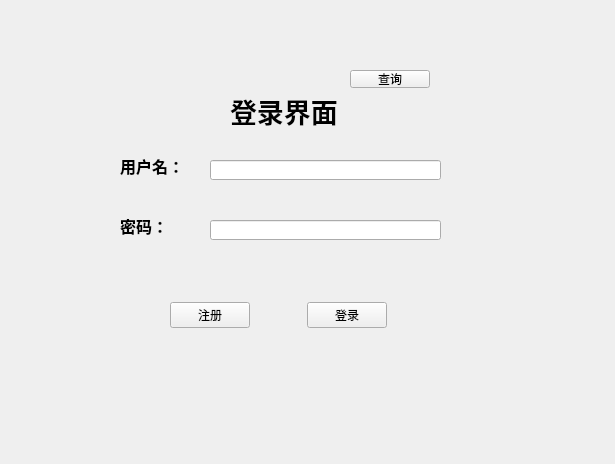
Above: loginWidget.ui from Axlashh/fake-noita before the change. Below: the same form after it.
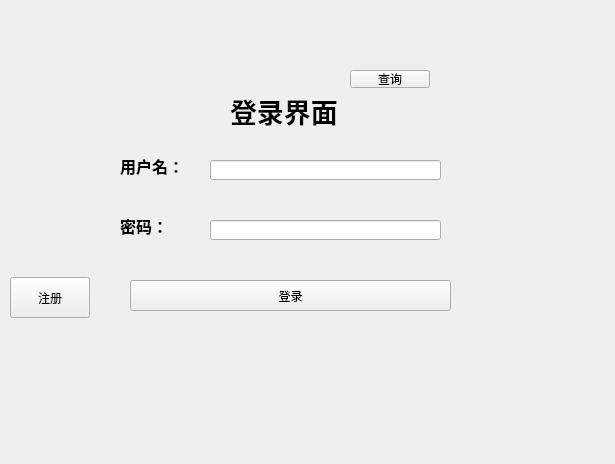
That is the form after the change.

Commit message: 优化登录界面

```diff
--- a/loginWidget.ui
+++ b/loginWidget.ui
@@ -32,71 +32,6 @@
     <string>登录界面</string>
    </property>
   </widget>
-  <widget class="QWidget" name="widget" native="true">
-   <property name="geometry">
-    <rect>
-     <x>120</x>
-     <y>280</y>
-     <width>317</width>
-     <height>71</height>
-    </rect>
-   </property>
-   <layout class="QHBoxLayout" name="horizontalLayout">
-    <item>
-     <spacer name="horizontalSpacer">
-      <property name="orientation">
-       <enum>Qt::Horizontal</enum>
-      </property>
-      <property name="sizeHint" stdset="0">
-       <size>
-        <width>40</width>
-        <height>20</height>
-       </size>
-      </property>
-     </spacer>
-    </item>
-    <item>
-     <widget class="QPushButton" name="registerButton">
-      <property name="text">
-       <string>注册</string>
-      </property>
-     </widget>
-    </item>
-    <item>
-     <spacer name="horizontalSpacer_2">
-      <property name="orientation">
-       <enum>Qt::Horizontal</enum>
-      </property>
-      <property name="sizeHint" stdset="0">
-       <size>
-        <width>40</width>
-        <height>20</height>
-       </size>
-      </property>
-     </spacer>
-    </item>
-    <item>
-     <widget class="QPushButton" name="loginButton">
-      <property name="text">
-       <string>登录</string>
-      </property>
-     </widget>
-    </item>
-    <item>
-     <spacer name="horizontalSpacer_3">
-      <property name="orientation">
-       <enum>Qt::Horizontal</enum>
-      </property>
-      <property name="sizeHint" stdset="0">
-       <size>
-        <width>40</width>
-        <height>20</height>
-       </size>
-      </property>
-     </spacer>
-    </item>
-   </layout>
-  </widget>
   <widget class="QLabel" name="label_2">
    <property name="geometry">
     <rect>
@@ -168,6 +103,32 @@
     <string>查询</string>
    </property>
   </widget>
+  <widget class="QPushButton" name="registerButton">
+   <property name="geometry">
+    <rect>
+     <x>10</x>
+     <y>277</y>
+     <width>80</width>
+     <height>41</height>
+    </rect>
+   </property>
+   <property name="text">
+    <string>注册</string>
+   </property>
+  </widget>
+  <widget class="QPushButton" name="loginButton">
+   <property name="geometry">
+    <rect>
+     <x>130</x>
+     <y>280</y>
+     <width>321</width>
+     <height>31</height>
+    </rect>
+   </property>
+   <property name="text">
+    <string>登录</string>
+   </property>
+  </widget>
  </widget>
  <resources/>
  <connections/>
```
The commit also changes 8 other files.
